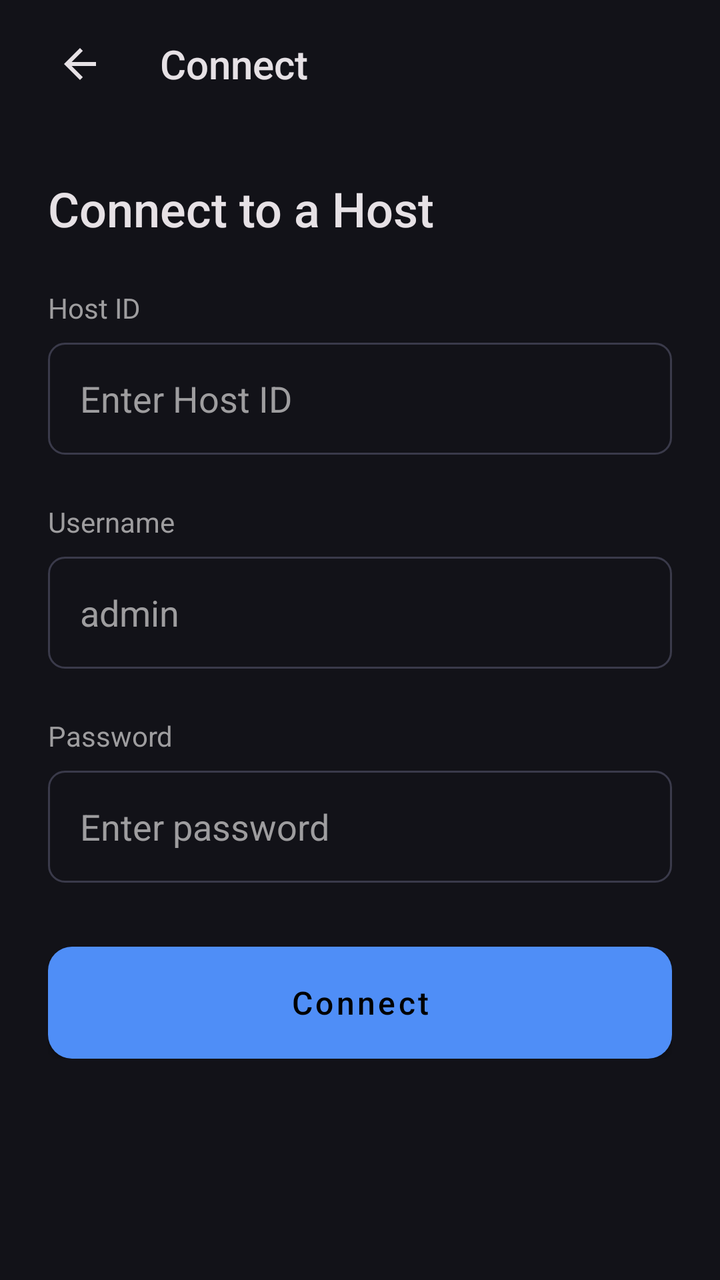
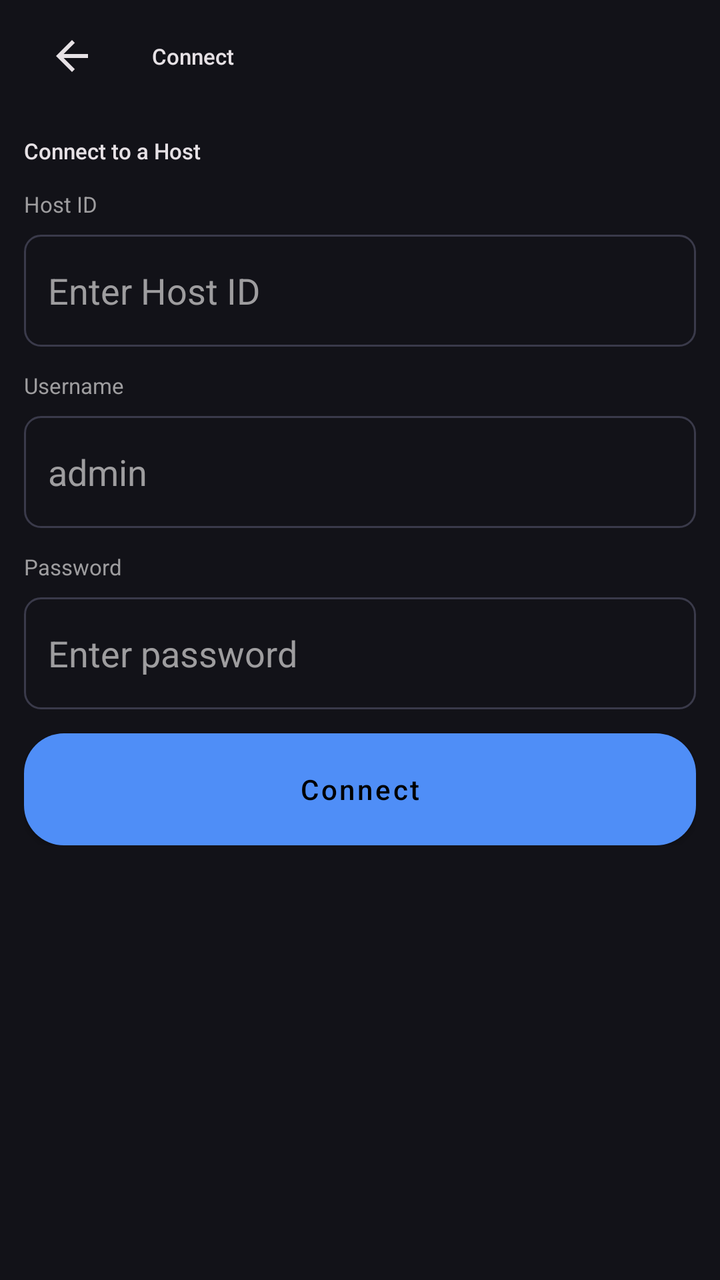

Screens rendered from an Android XML layout before and after an edit, with the pre-edit source and the edit as a unified diff.
<!-- AndroidManifest.xml: application theme Theme.StoreMeNative -->
<!-- res/layout/activity_use_server.xml -->
<?xml version="1.0" encoding="utf-8"?>
<LinearLayout xmlns:android="http://schemas.android.com/apk/res/android"
    android:layout_width="match_parent"
    android:layout_height="match_parent"
    android:orientation="vertical"
    android:background="@color/md3_bg">

    <LinearLayout
        android:layout_width="match_parent"
        android:layout_height="64dp"
        android:orientation="horizontal"
        android:gravity="center_vertical"
        android:paddingHorizontal="16dp">
        <ImageView
            android:id="@+id/btnBack"
            android:layout_width="48dp"
            android:layout_height="48dp"
            android:src="@drawable/ic_back"
            android:tint="@color/md3_text_primary"
            android:padding="12dp"
            android:background="?attr/selectableItemBackgroundBorderless"
            android:clickable="true"
            android:focusable="true"/>
        <TextView
            android:layout_width="wrap_content"
            android:layout_height="wrap_content"
            android:text="Connect"
            android:textColor="@color/md3_text_primary"
            android:textSize="20sp"
            android:fontFamily="sans-serif-medium"
            android:layout_marginStart="16dp"/>
    </LinearLayout>

    <ScrollView
        android:layout_width="match_parent"
        android:layout_height="match_parent"
        android:padding="24dp">
        <LinearLayout
            android:layout_width="match_parent"
            android:layout_height="wrap_content"
            android:orientation="vertical">

            <TextView
                android:layout_width="wrap_content"
                android:layout_height="wrap_content"
                android:text="Connect to a Host"
                android:textSize="24sp"
                android:textColor="@color/md3_text_primary"
                android:fontFamily="sans-serif-medium"
                android:layout_marginBottom="24dp"/>

            <TextView
                android:layout_width="wrap_content"
                android:layout_height="wrap_content"
                android:text="Host ID"
                android:textColor="@color/md3_text_secondary"
                android:textSize="14sp"
                android:layout_marginBottom="8dp"/>
            <EditText
                android:id="@+id/editConnectId"
                android:layout_width="match_parent"
                android:layout_height="56dp"
                android:background="@drawable/bg_md3_input"
                android:paddingHorizontal="16dp"
                android:textColor="@color/md3_text_primary"
                android:textColorHint="@color/md3_text_secondary"
                android:hint="Enter Host ID"
                android:layout_marginBottom="24dp"
                
                />

            <TextView
                android:layout_width="wrap_content"
                android:layout_height="wrap_content"
                android:text="Username"
                android:textColor="@color/md3_text_secondary"
                android:textSize="14sp"
                android:layout_marginBottom="8dp"/>
            <EditText
                android:id="@+id/editConnectUsername"
                android:layout_width="match_parent"
                android:layout_height="56dp"
                android:background="@drawable/bg_md3_input"
                android:paddingHorizontal="16dp"
                android:textColor="@color/md3_text_primary"
                android:textColorHint="@color/md3_text_secondary"
                android:hint="admin"
                android:layout_marginBottom="24dp"/>

            <TextView
                android:layout_width="wrap_content"
                android:layout_height="wrap_content"
                android:text="Password"
                android:textColor="@color/md3_text_secondary"
                android:textSize="14sp"
                android:layout_marginBottom="8dp"/>
            <EditText
                android:id="@+id/editConnectPassword"
                android:layout_width="match_parent"
                android:layout_height="56dp"
                android:background="@drawable/bg_md3_input"
                android:paddingHorizontal="16dp"
                android:textColor="@color/md3_text_primary"
                android:textColorHint="@color/md3_text_secondary"
                android:hint="Enter password"
                android:inputType="textPassword"/>

            <ProgressBar
                android:id="@+id/progressLoading"
                android:layout_width="wrap_content"
                android:layout_height="wrap_content"
                android:layout_gravity="center"
                android:layout_marginTop="32dp"
                android:visibility="gone"/>
            <TextView
                android:id="@+id/textLoading"
                android:layout_width="wrap_content"
                android:layout_height="wrap_content"
                android:layout_gravity="center"
                android:layout_marginTop="8dp"
                android:textColor="@color/md3_text_secondary"
                android:textSize="14sp"
                android:visibility="gone"/>


            <Button
                android:id="@+id/btnConnect"
                android:layout_width="match_parent"
                android:layout_height="56dp"
                android:layout_marginTop="32dp"
                android:background="@drawable/bg_md3_button_primary"
                android:text="Connect"
                android:textColor="@color/md3_text_on_primary"
                android:textSize="16sp"
                android:textAllCaps="false"
                android:fontFamily="sans-serif-medium"/>

            <Button
                android:id="@+id/btnRequestAccess"
                android:layout_width="match_parent"
                android:layout_height="56dp"
                android:layout_marginTop="16dp"
                android:background="@drawable/bg_md3_button_secondary"
                android:text="Request Access"
                android:textColor="@color/md3_primary"
                android:textSize="16sp"
                android:textAllCaps="false"
                android:fontFamily="sans-serif-medium"
                android:visibility="gone"/>
        </LinearLayout>
    </ScrollView>
</LinearLayout>
<!-- resources referenced by this layout -->
<resources>
  <color name="md3_bg">#121218</color>
  <color name="md3_primary">#4F8EF7</color>
  <color name="md3_text_on_primary">#000000</color>
  <color name="md3_text_primary">#E6E1E5</color>
  <color name="md3_text_secondary">#9E9D9F</color>
  <!-- drawable bg_md3_button_primary (drawable) -->
  <?xml version="1.0" encoding="utf-8"?>
  <ripple xmlns:android="http://schemas.android.com/apk/res/android"
      android:color="?attr/colorControlHighlight">
      <item>
          <shape>
              <solid android:color="@color/md3_primary"/>
              <corners android:radius="12dp"/>
          </shape>
      </item>
  </ripple>
  <!-- drawable bg_md3_button_secondary (drawable) -->
  <?xml version="1.0" encoding="utf-8"?>
  <ripple xmlns:android="http://schemas.android.com/apk/res/android"
      android:color="?attr/colorControlHighlight">
      <item>
          <shape>
              <solid android:color="@color/transparent"/>
              <stroke android:width="1dp" android:color="@color/md3_outline"/>
              <corners android:radius="12dp"/>
          </shape>
      </item>
  </ripple>
  <!-- drawable bg_md3_input (drawable) -->
  <?xml version="1.0" encoding="utf-8"?>
  <shape xmlns:android="http://schemas.android.com/apk/res/android">
      <solid android:color="@color/transparent"/>
      <stroke android:width="1dp" android:color="@color/md3_outline"/>
      <corners android:radius="8dp"/>
      <padding android:left="16dp" android:right="16dp" android:top="16dp" android:bottom="16dp"/>
  </shape>
  <!-- drawable ic_back (drawable) -->
  <vector xmlns:android="http://schemas.android.com/apk/res/android" android:width="24dp" android:height="24dp" android:viewportWidth="24" android:viewportHeight="24"><path android:pathData="M20 11H7.83l5.59-5.59L12 4l-8 8 8 8 1.41-1.41L7.83 13H20v-2z" android:fillColor="#111827"/></vector>
  <style name="Theme.StoreMeNative" parent="Theme.MaterialComponents.DayNight.NoActionBar">
          <item name="android:windowBackground">@color/md3_bg</item>
          <item name="android:statusBarColor">@color/md3_bg</item>
          <item name="android:windowLightStatusBar">false</item>
          <item name="colorPrimary">@color/md3_primary</item>
          <item name="colorAccent">@color/md3_primary</item>
          
          
          <item name="colorControlHighlight">#33FFFFFF</item>
      </style>
  <color name="transparent">#00000000</color>
  <color name="md3_outline">#3A3A4A</color>
</resources>

<!-- the commit's change to res/layout/activity_use_server.xml (unified diff, before → after) -->
@@ -1,152 +1,150 @@
 <?xml version="1.0" encoding="utf-8"?>
 <LinearLayout xmlns:android="http://schemas.android.com/apk/res/android"
-    android:layout_width="match_parent"
-    android:layout_height="match_parent"
-    android:orientation="vertical"
-    android:background="@color/md3_bg">
+        android:layout_width="match_parent"
+        android:layout_height="match_parent"
+        android:orientation="vertical"
+        android:background="@color/md3_bg">
 
     <LinearLayout
         android:layout_width="match_parent"
-        android:layout_height="64dp"
+        android:layout_height="56dp"
         android:orientation="horizontal"
         android:gravity="center_vertical"
-        android:paddingHorizontal="16dp">
+        android:paddingHorizontal="12dp">
         <ImageView
-            android:id="@+id/btnBack"
-            android:layout_width="48dp"
-            android:layout_height="48dp"
-            android:src="@drawable/ic_back"
-            android:tint="@color/md3_text_primary"
-            android:padding="12dp"
-            android:background="?attr/selectableItemBackgroundBorderless"
-            android:clickable="true"
-            android:focusable="true"/>
+        android:id="@+id/btnBack"
+        android:layout_width="48dp"
+        android:layout_height="48dp"
+        android:src="@drawable/ic_back"
+        android:tint="@color/md3_text_primary"
+        android:padding="12dp"
+        android:background="?attr/selectableItemBackgroundBorderless"
+        android:clickable="true"
+        android:focusable="true"/>
         <TextView
-            android:layout_width="wrap_content"
-            android:layout_height="wrap_content"
-            android:text="Connect"
-            android:textColor="@color/md3_text_primary"
-            android:textSize="20sp"
-            android:fontFamily="sans-serif-medium"
-            android:layout_marginStart="16dp"/>
+        android:layout_width="wrap_content"
+        android:layout_height="wrap_content"
+        android:text="Connect"
+        android:textColor="@color/md3_text_primary"
+        android:textSize="11sp"
+        android:fontFamily="sans-serif-medium"
+        android:layout_marginStart="16dp"/>
     </LinearLayout>
 
     <ScrollView
         android:layout_width="match_parent"
         android:layout_height="match_parent"
-        android:padding="24dp">
+        android:padding="12dp">
         <LinearLayout
-            android:layout_width="match_parent"
-            android:layout_height="wrap_content"
-            android:orientation="vertical">
+        android:layout_width="match_parent"
+        android:layout_height="wrap_content"
+        android:orientation="vertical">
 
             <TextView
-                android:layout_width="wrap_content"
-                android:layout_height="wrap_content"
-                android:text="Connect to a Host"
-                android:textSize="24sp"
-                android:textColor="@color/md3_text_primary"
-                android:fontFamily="sans-serif-medium"
-                android:layout_marginBottom="24dp"/>
+        android:layout_width="wrap_content"
+        android:layout_height="wrap_content"
+        android:text="Connect to a Host"
+        android:textSize="11sp"
+        android:textColor="@color/md3_text_primary"
+        android:fontFamily="sans-serif-medium"
+        android:layout_marginBottom="12dp"/>
 
             <TextView
-                android:layout_width="wrap_content"
-                android:layout_height="wrap_content"
-                android:text="Host ID"
-                android:textColor="@color/md3_text_secondary"
-                android:textSize="14sp"
-                android:layout_marginBottom="8dp"/>
+        android:layout_width="wrap_content"
+        android:layout_height="wrap_content"
+        android:text="Host ID"
+        android:textColor="@color/md3_text_secondary"
+        android:textSize="11sp"
+        android:layout_marginBottom="8dp"/>
             <EditText
-                android:id="@+id/editConnectId"
-                android:layout_width="match_parent"
-                android:layout_height="56dp"
-                android:background="@drawable/bg_md3_input"
-                android:paddingHorizontal="16dp"
-                android:textColor="@color/md3_text_primary"
-                android:textColorHint="@color/md3_text_secondary"
-                android:hint="Enter Host ID"
-                android:layout_marginBottom="24dp"
-                
-                />
+        android:id="@+id/editConnectId"
+        android:layout_width="match_parent"
+        android:layout_height="56dp"
+        android:background="@drawable/bg_md3_input"
+        android:paddingHorizontal="12dp"
+        android:textColor="@color/md3_text_primary"
+        android:textColorHint="@color/md3_text_secondary"
+        android:hint="Enter Host ID"
+        android:layout_marginBottom="12dp"/>
 
             <TextView
-                android:layout_width="wrap_content"
-                android:layout_height="wrap_content"
-                android:text="Username"
-                android:textColor="@color/md3_text_secondary"
-                android:textSize="14sp"
-                android:layout_marginBottom="8dp"/>
+        android:layout_width="wrap_content"
+        android:layout_height="wrap_content"
+        android:text="Username"
+        android:textColor="@color/md3_text_secondary"
+        android:textSize="11sp"
+        android:layout_marginBottom="8dp"/>
             <EditText
-                android:id="@+id/editConnectUsername"
-                android:layout_width="match_parent"
-                android:layout_height="56dp"
-                android:background="@drawable/bg_md3_input"
-                android:paddingHorizontal="16dp"
-                android:textColor="@color/md3_text_primary"
-                android:textColorHint="@color/md3_text_secondary"
-                android:hint="admin"
-                android:layout_marginBottom="24dp"/>
+        android:id="@+id/editConnectUsername"
+        android:layout_width="match_parent"
+        android:layout_height="56dp"
+        android:background="@drawable/bg_md3_input"
+        android:paddingHorizontal="12dp"
+        android:textColor="@color/md3_text_primary"
+        android:textColorHint="@color/md3_text_secondary"
+        android:hint="admin"
+        android:layout_marginBottom="12dp"/>
 
             <TextView
-                android:layout_width="wrap_content"
-                android:layout_height="wrap_content"
-                android:text="Password"
-                android:textColor="@color/md3_text_secondary"
-                android:textSize="14sp"
-                android:layout_marginBottom="8dp"/>
+        android:layout_width="wrap_content"
+        android:layout_height="wrap_content"
+        android:text="Password"
+        android:textColor="@color/md3_text_secondary"
+        android:textSize="11sp"
+        android:layout_marginBottom="8dp"/>
             <EditText
-                android:id="@+id/editConnectPassword"
-                android:layout_width="match_parent"
-                android:layout_height="56dp"
-                android:background="@drawable/bg_md3_input"
-                android:paddingHorizontal="16dp"
-                android:textColor="@color/md3_text_primary"
-                android:textColorHint="@color/md3_text_secondary"
-                android:hint="Enter password"
-                android:inputType="textPassword"/>
+        android:id="@+id/editConnectPassword"
+        android:layout_width="match_parent"
+        android:layout_height="56dp"
+        android:background="@drawable/bg_md3_input"
+        android:paddingHorizontal="12dp"
+        android:textColor="@color/md3_text_primary"
+        android:textColorHint="@color/md3_text_secondary"
+        android:hint="Enter password"
+        android:inputType="textPassword"/>
 
             <ProgressBar
-                android:id="@+id/progressLoading"
-                android:layout_width="wrap_content"
-                android:layout_height="wrap_content"
-                android:layout_gravity="center"
-                android:layout_marginTop="32dp"
-                android:visibility="gone"/>
+        android:id="@+id/progressLoading"
+        android:layout_width="wrap_content"
+        android:layout_height="wrap_content"
+        android:layout_gravity="center"
+        android:layout_marginTop="12dp"
+        android:visibility="gone"/>
             <TextView
-                android:id="@+id/textLoading"
-                android:layout_width="wrap_content"
-                android:layout_height="wrap_content"
-                android:layout_gravity="center"
-                android:layout_marginTop="8dp"
-                android:textColor="@color/md3_text_secondary"
-                android:textSize="14sp"
-                android:visibility="gone"/>
+        android:id="@+id/textLoading"
+        android:layout_width="wrap_content"
+        android:layout_height="wrap_content"
+        android:layout_gravity="center"
+        android:layout_marginTop="8dp"
+        android:textColor="@color/md3_text_secondary"
+        android:textSize="11sp"
+        android:visibility="gone"/>
 
 
             <Button
-                android:id="@+id/btnConnect"
-                android:layout_width="match_parent"
-                android:layout_height="56dp"
-                android:layout_marginTop="32dp"
-                android:background="@drawable/bg_md3_button_primary"
-                android:text="Connect"
-                android:textColor="@color/md3_text_on_primary"
-                android:textSize="16sp"
-                android:textAllCaps="false"
-                android:fontFamily="sans-serif-medium"/>
+        android:background="@drawable/bg_md3_button"
+        android:textColor="#000000"
+        android:textAllCaps="false"
+        android:textSize="14sp"
+        android:id="@+id/btnConnect"
+        android:layout_width="match_parent"
+        android:layout_height="56dp"
+        android:layout_marginTop="12dp"
+        android:text="Connect"
+        android:fontFamily="sans-serif-medium"/>
 
             <Button
-                android:id="@+id/btnRequestAccess"
-                android:layout_width="match_parent"
-                android:layout_height="56dp"
-                android:layout_marginTop="16dp"
-                android:background="@drawable/bg_md3_button_secondary"
-                android:text="Request Access"
-                android:textColor="@color/md3_primary"
-                android:textSize="16sp"
-                android:textAllCaps="false"
-                android:fontFamily="sans-serif-medium"
-                android:visibility="gone"/>
+        android:background="@drawable/bg_md3_button"
+        android:textColor="#000000"
+        android:textAllCaps="false"
+        android:textSize="14sp"
+        android:id="@+id/btnRequestAccess"
+        android:layout_width="match_parent"
+        android:layout_height="56dp"
+        android:layout_marginTop="12dp"
+        android:text="Request Access"
+        android:fontFamily="sans-serif-medium"
+        android:visibility="gone"/>
         </LinearLayout>
     </ScrollView>
 </LinearLayout>
<!-- resource entries referenced after the edit -->
@@ -2,32 +2,14 @@
 <resources>
   <color name="md3_bg">#121218</color>
   <color name="md3_primary">#4F8EF7</color>
-  <color name="md3_text_on_primary">#000000</color>
   <color name="md3_text_primary">#E6E1E5</color>
   <color name="md3_text_secondary">#9E9D9F</color>
-  <!-- drawable bg_md3_button_primary (drawable) -->
+  <!-- drawable bg_md3_button (drawable) -->
   <?xml version="1.0" encoding="utf-8"?>
-  <ripple xmlns:android="http://schemas.android.com/apk/res/android"
-      android:color="?attr/colorControlHighlight">
-      <item>
-          <shape>
-              <solid android:color="@color/md3_primary"/>
-              <corners android:radius="12dp"/>
-          </shape>
-      </item>
-  </ripple>
-  <!-- drawable bg_md3_button_secondary (drawable) -->
-  <?xml version="1.0" encoding="utf-8"?>
-  <ripple xmlns:android="http://schemas.android.com/apk/res/android"
-      android:color="?attr/colorControlHighlight">
-      <item>
-          <shape>
-              <solid android:color="@color/transparent"/>
-              <stroke android:width="1dp" android:color="@color/md3_outline"/>
-              <corners android:radius="12dp"/>
-          </shape>
-      </item>
-  </ripple>
+  <shape xmlns:android="http://schemas.android.com/apk/res/android" android:shape="rectangle">
+      <solid android:color="@color/md3_primary" />
+      <corners android:radius="20dp" />
+  </shape>
   <!-- drawable bg_md3_input (drawable) -->
   <?xml version="1.0" encoding="utf-8"?>
   <shape xmlns:android="http://schemas.android.com/apk/res/android">
